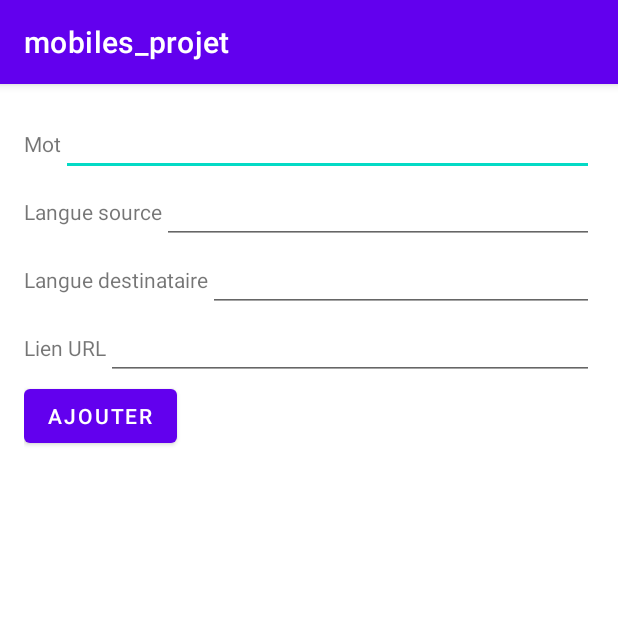
After one commit to yahyahfd/Learn-Languages, an Android app: the AjoutMotActivity screen opened directly, with no data from a screen before it, on a phone screen of 412 x 824 dp, the top half of it. The commit adds this screen. Run offline under Robolectric (Android 15) with nearby library versions, the phone set to English and light mode, and no system bars.

Commit message:
ajout mot + recherche mot

```diff
--- /dev/null
+++ b/app/src/main/res/layout/activity_ajout_mot.xml
@@ -0,0 +1,83 @@
+<?xml version="1.0" encoding="utf-8"?>
+
+<LinearLayout xmlns:android="http://schemas.android.com/apk/res/android"
+    xmlns:tools="http://schemas.android.com/tools"
+    android:layout_width="match_parent"
+    android:layout_height="match_parent"
+    android:paddingBottom="16dp"
+    android:paddingLeft="16dp"
+    android:paddingRight="16dp"
+    android:paddingTop="16dp"
+    tools:context=".AjoutMotActivity"
+    android:orientation="vertical">
+
+    <LinearLayout
+        android:orientation="horizontal"
+        android:layout_width="match_parent"
+        android:layout_height="wrap_content">
+
+        <TextView
+            android:layout_width="wrap_content"
+            android:layout_height="wrap_content"
+            android:text="Mot" />
+
+        <EditText
+            android:layout_width="match_parent"
+            android:layout_height="wrap_content"
+            android:id="@+id/ed_mot"/>
+    </LinearLayout>
+
+    <LinearLayout
+        android:orientation="horizontal"
+        android:layout_width="match_parent"
+        android:layout_height="wrap_content">
+
+        <TextView
+            android:layout_width="wrap_content"
+            android:layout_height="wrap_content"
+            android:text="Langue source" />
+
+        <EditText
+            android:layout_width="match_parent"
+            android:layout_height="wrap_content"
+            android:id="@+id/ed_src"/>
+    </LinearLayout>
+
+    <LinearLayout
+        android:orientation="horizontal"
+        android:layout_width="match_parent"
+        android:layout_height="wrap_content">
+
+        <TextView
+            android:layout_width="wrap_content"
+            android:layout_height="wrap_content"
+            android:text="Langue destinataire" />
+
+        <EditText
+            android:layout_width="match_parent"
+            android:layout_height="wrap_content"
+            android:id="@+id/ed_dst"/>
+    </LinearLayout>
+
+    <LinearLayout
+        android:orientation="horizontal"
+        android:layout_width="match_parent"
+        android:layout_height="wrap_content">
+
+        <TextView
+            android:layout_width="wrap_content"
+            android:layout_height="wrap_content"
+            android:text="Lien URL" />
+
+        <EditText
+            android:layout_width="match_parent"
+            android:layout_height="wrap_content"
+            android:id="@+id/ed_url"/>
+    </LinearLayout>
+
+    <Button
+        android:layout_width="wrap_content"
+        android:layout_height="wrap_content"
+        android:text="ajouter"
+        android:id="@+id/b_ajouter" />
+</LinearLayout>
```
Also changed, not shown: app/build.gradle (+22 -3 lines), app/src/main/AndroidManifest.xml (+19 -1 lines), app/src/main/java/fr/uparis/zhou/mobiles_projet/AfficherBddActivity.kt (added, +56 -0 lines), app/src/main/java/fr/uparis/zhou/mobiles_projet/AjoutMotActivity.kt (added, +70 -0 lines), app/src/main/java/fr/uparis/zhou/mobiles_projet/AjoutViewModel.kt (added, +38 -0 lines), app/src/main/java/fr/uparis/zhou/mobiles_projet/DicoApplication.kt (added, +9 -0 lines), app/src/main/java/fr/uparis/zhou/mobiles_projet/DicoBD.kt (added, +28 -0 lines), app/src/main/java/fr/uparis/zhou/mobiles_projet/MainActivity.kt (+18 -2 lines), app/src/main/java/fr/uparis/zhou/mobiles_projet/Mot.kt (added, +12 -0 lines), app/src/main/java/fr/uparis/zhou/mobiles_projet/MyDao.kt (added, +27 -0 lines), app/src/main/java/fr/uparis/zhou/mobiles_projet/MyRecAdapter.kt (added, +93 -0 lines), app/src/main/res/layout/activity_afficher_bdd.xml (added, +25 -0 lines), app/src/main/res/layout/activity_main.xml (+30 -9 lines), app/src/main/res/layout/item_layout.xml (added, +39 -0 lines).
